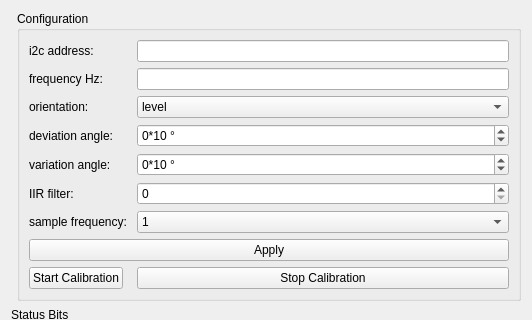
Old version of the form Hanse/Module_Compass/compass_form.ui in the repository iti-luebeck/HANSE2011; both pictures show x 0 to 532 and y 0 to 320 of the 532 by 510 pixel window.
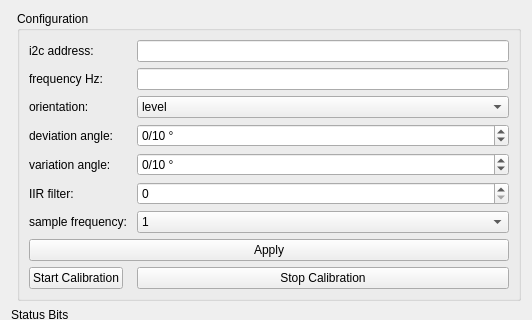
New version of the form.

```diff
--- a/Hanse/Module_Compass/compass_form.ui
+++ b/Hanse/Module_Compass/compass_form.ui
@@ -167,7 +167,7 @@
       <item row="3" column="1">
        <widget class="QSpinBox" name="devAngle">
         <property name="suffix">
-         <string>*10 °</string>
+         <string>/10 °</string>
         </property>
         <property name="minimum">
          <number>-1800</number>
@@ -187,7 +187,7 @@
       <item row="5" column="1">
        <widget class="QSpinBox" name="varAngle">
         <property name="suffix">
-         <string>*10 °</string>
+         <string>/10 °</string>
         </property>
         <property name="minimum">
          <number>-1800</number>
```
Left out of the diff: 6 changed lines with no effect on the pictures.
